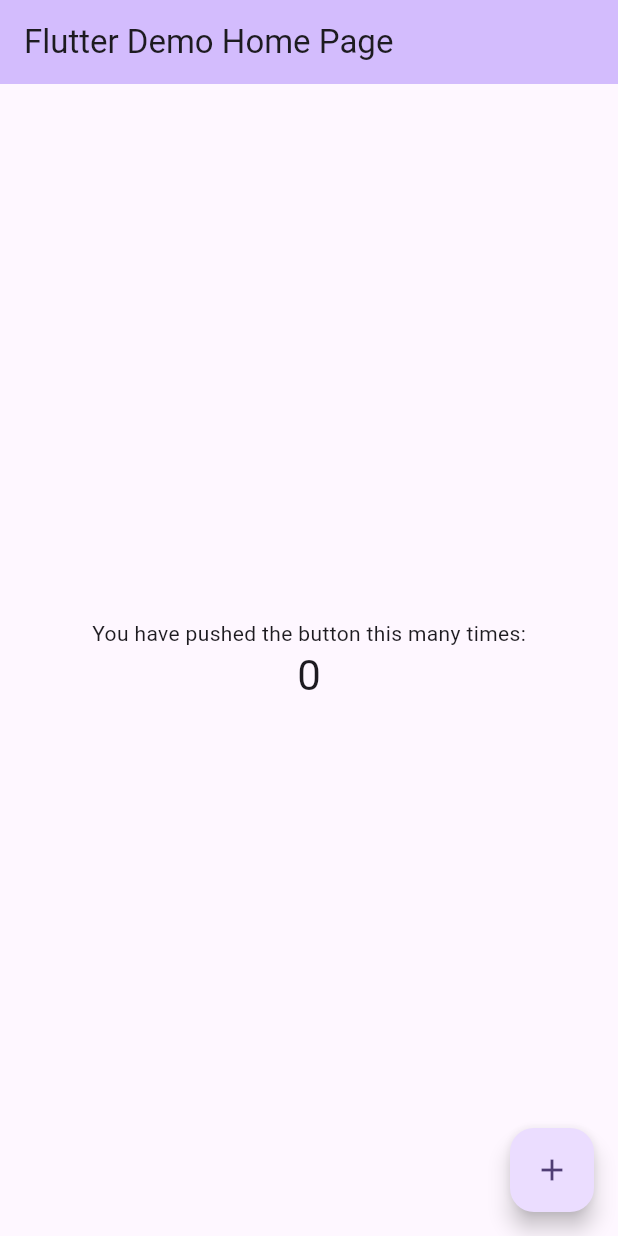
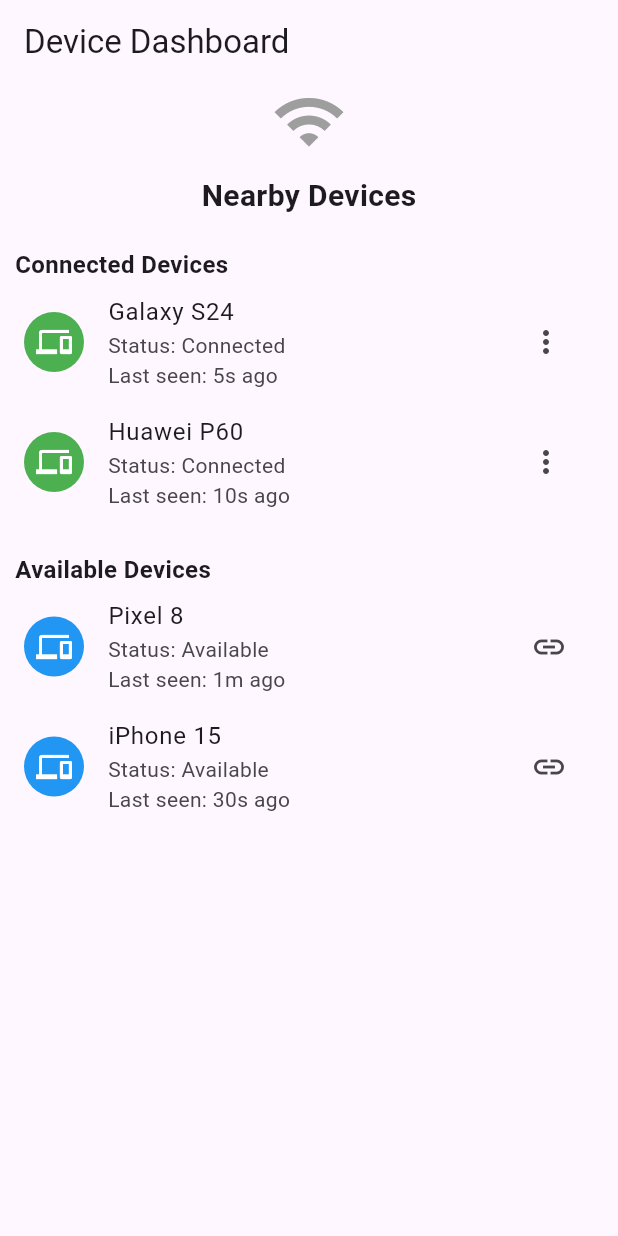
Before and after one commit to zazou21/BEACON, a Flutter app: the screen it shows after launch, on a phone screen of 412 x 824 dp. Run offline on Flutter 3.47's test engine with Material 3 defaults, Android fonts, the phone set to English and light mode, and no system bars.

Commit message:
added network dahsboard page

```diff
--- a/lib/main.dart
+++ b/lib/main.dart
@@ -1,4 +1,5 @@
 import 'package:flutter/material.dart';
+import 'screens/dashboard_page.dart';
 
 void main() {
   runApp(const MyApp());
@@ -30,7 +31,7 @@ class MyApp extends StatelessWidget {
         // tested with just a hot reload.
         colorScheme: ColorScheme.fromSeed(seedColor: Colors.deepPurple),
       ),
-      home: const MyHomePage(title: 'Flutter Demo Home Page'),
+      home: const DashboardPage()
     );
   }
 }
--- /dev/null
+++ b/lib/screens/dashboard_page.dart
@@ -0,0 +1,202 @@
+import 'package:flutter/material.dart';
+import 'dart:async';
+
+class DashboardPage extends StatefulWidget {
+  const DashboardPage({super.key});
+
+  @override
+  State<DashboardPage> createState() => _DashboardPageState();
+}
+
+class _DashboardPageState extends State<DashboardPage> {
+  List<Map<String, dynamic>> devices = [
+    {
+      'name': "Galaxy S24",
+      'mac': "00:11:22:33:44:55",
+      'status': "Connected",
+      'lastSeen': DateTime.now().subtract(Duration(seconds: 5)),
+    },
+    {
+      'name': "Pixel 8",
+      'mac': "66:77:88:99:AA:BB",
+      'status': "Available",
+      'lastSeen': DateTime.now().subtract(Duration(minutes: 1)),
+    },
+    {
+      'name': "OnePlus 12",
+      'mac': "CC:DD:EE:FF:00:11",
+      'status': "Unavailable",
+      'lastSeen': DateTime.now().subtract(Duration(minutes: 5)),
+    },
+    {
+      'name': "iPhone 15",
+      'mac': "22:33:44:55:66:77",
+      'status': "Available",
+      'lastSeen': DateTime.now().subtract(Duration(seconds: 30)),
+    },
+    {
+      'name': "Huawei P60",
+      'mac': "88:99:AA:BB:CC:DD",
+      'status': "Connected",
+      'lastSeen': DateTime.now().subtract(Duration(seconds: 10)),
+    },
+  ];
+
+  Future<void> _refreshDevices() async {
+    await Future.delayed(Duration(seconds: 1));
+    setState(() {
+      print('devices refreshed');
+    });
+  }
+
+  String formatLastSeen(DateTime dt) {
+    final diff = DateTime.now().difference(dt);
+    if (diff.inSeconds < 60) return "${diff.inSeconds}s ago";
+    if (diff.inMinutes < 60) return "${diff.inMinutes}m ago";
+    return "${diff.inHours}h ago";
+  }
+
+  void connectDevice(String mac) {
+    setState(() {
+      devices = devices.map((d) {
+        if (d['mac'] == mac) {
+          return {...d, 'status': 'Connected', 'lastSeen': DateTime.now()};
+        }
+        return d;
+      }).toList();
+    });
+  }
+
+  void chat(String mac) {
+    print('Navigate to chat with $mac');
+  }
+
+  void quickMessage(String deviceName) {
+    List<String> messages = ["Are you ok?", "Do you need anything?"];
+    showDialog(
+      context: context,
+      builder: (context) {
+        return AlertDialog(
+          title: Text("Send Quick Message to $deviceName"),
+          content: Column(
+            mainAxisSize: MainAxisSize.min,
+            children: messages
+                .map(
+                  (msg) => ListTile(
+                    title: Text(msg),
+                    onTap: () {
+                      print("Sent '$msg' to $deviceName");
+                      Navigator.pop(context);
+                    },
+                  ),
+                )
+                .toList(),
+          ),
+        );
+      },
+    );
+  }
+
+  Color statusColor(String status) {
+    switch (status) {
+      case "Connected":
+        return Colors.green;
+      case "Available":
+        return Colors.blue;
+      default:
+        return Colors.grey;
+    }
+  }
+
+  @override
+  Widget build(BuildContext context) {
+    final connected = devices.where((d) => d['status'] == "Connected").toList();
+    final available = devices.where((d) => d['status'] == "Available").toList();
+
+    return Scaffold(
+      appBar: AppBar(title: Text('Device Dashboard')),
+      body: RefreshIndicator(
+        onRefresh: _refreshDevices,
+        child: ListView(
+          children: [
+            Center(child: Icon(Icons.wifi, size: 50, color: Colors.grey)),
+            SizedBox(height: 10),
+            Center(
+              child: Text(
+                'Nearby Devices',
+                style: TextStyle(fontSize: 20, fontWeight: FontWeight.bold),
+              ),
+            ),
+            SizedBox(height: 20),
+
+            //connected device
+            Padding(
+              padding: EdgeInsets.only(left: 10),
+              child: Text(
+                'Connected Devices',
+                style: TextStyle(fontSize: 16, fontWeight: FontWeight.bold),
+              ),
+            ),
+            ...connected.map(
+              (device) => ListTile(
+                leading: CircleAvatar(
+                  backgroundColor: statusColor(device['status']),
+                  child: Icon(Icons.devices, color: Colors.white),
+                ),
+                title: Text(device['name']),
+                subtitle: Text(
+                  "Status: ${device['status']}\nLast seen: ${formatLastSeen(device['lastSeen'])}",
+                ),
+                trailing: PopupMenuButton<String>(
+                  icon: Icon(Icons.more_vert),
+                  onSelected: (value) {
+                    if (value == 'chat') chat(device['mac']);
+                    if (value == 'quick') quickMessage(device['name']);
+                    if (value == 'disconnect') print('disconnected');
+                  },
+                  itemBuilder: (_) => [
+                    PopupMenuItem(value: 'chat', child: Text('Chat')),
+                    PopupMenuItem(value: 'quick', child: Text('Quick Message')),
+                    PopupMenuItem(
+                      value: 'disconnect',
+                      child: Text('Disconnect'),
+                    ),
+                  ],
+                ),
+              ),
+            ),
+
+            SizedBox(height: 20),
+
+            // available devices
+            Padding(
+              padding: EdgeInsets.only(left: 10),
+              child: Text(
+                'Available Devices',
+                style: TextStyle(fontSize: 16, fontWeight: FontWeight.bold),
+              ),
+            ),
+
+            ...available.map(
+              (device) => ListTile(
+                leading: CircleAvatar(
+                  backgroundColor: statusColor(device['status']),
+                  child: Icon(Icons.devices, color: Colors.white),
+                ),
+                title: Text(device['name']),
+                subtitle: Text(
+                  "Status: ${device['status']}\nLast seen: ${formatLastSeen(device['lastSeen'])}",
+                ),
+                trailing: Padding(
+                  padding: EdgeInsets.only(right: 10),
+                  child: Icon(Icons.link),
+                ),
+                onTap: () => connectDevice(device['mac']),
+              ),
+            ),
+          ],
+        ),
+      ),
+    );
+  }
+}
```
